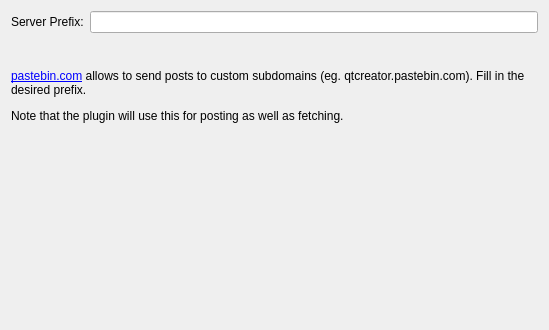
The window that src/plugins/cpaster/pastebindotcomsettings.ui (qt-creator/qt-creator) describes before a commit, drawn with Qt 5.
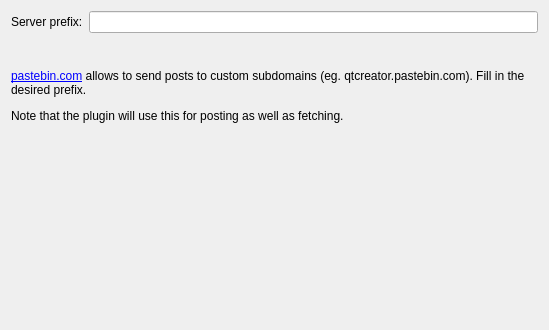
The same window after the commit.

```diff
--- a/src/plugins/cpaster/pastebindotcomsettings.ui
+++ b/src/plugins/cpaster/pastebindotcomsettings.ui
@@ -25,7 +25,7 @@
      <item row="0" column="0">
       <widget class="QLabel" name="serverPrefix">
        <property name="text">
-        <string>Server Prefix:</string>
+        <string>Server prefix:</string>
        </property>
       </widget>
      </item>
```
